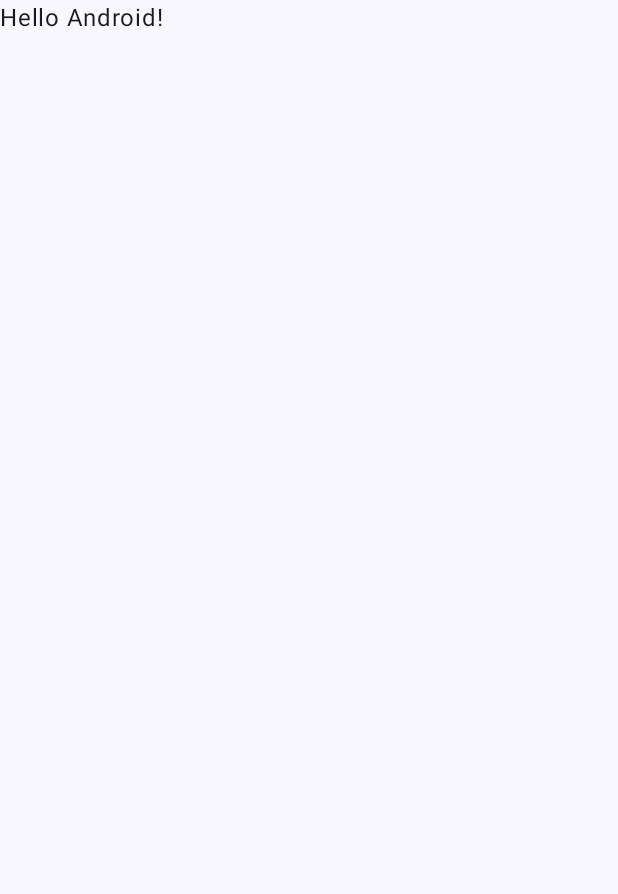
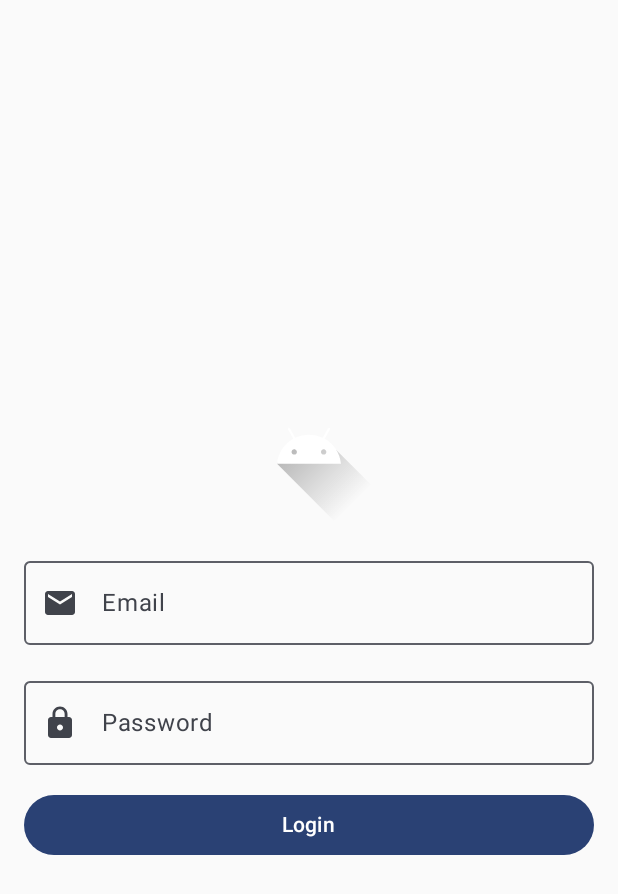
Before and after one commit to liar88828/tutor-android-jetpack-compose, an Android app built with Jetpack Compose: the screen it shows after launch (MainActivity), on a phone screen of 412 x 824 dp. Before the commit the part shown is almost empty. Shown: the top 894 px of the screen. Run offline under Robolectric (Android 15) with nearby library versions, the phone set to English and light mode, and no system bars.

Commit message:
save navigation screen

```diff
--- a/app/build.gradle.kts
+++ b/app/build.gradle.kts
@@ -68,4 +68,10 @@ dependencies {
     debugImplementation(libs.androidx.ui.test.manifest)
 //    coil
     implementation("io.coil-kt:coil-compose:2.6.0")
+
+    dependencies {
+        val nav_version = "2.7.7"
+
+        implementation("androidx.navigation:navigation-compose:$nav_version")
+    }
 }
--- a/app/src/main/java/com/example/myapplication/MainActivity.kt
+++ b/app/src/main/java/com/example/myapplication/MainActivity.kt
@@ -41,6 +41,11 @@ import androidx.compose.ui.res.painterResource
 import androidx.compose.ui.text.font.FontWeight
 import androidx.compose.ui.tooling.preview.Preview
 import androidx.compose.ui.unit.dp
+import androidx.navigation.compose.NavHost
+import androidx.navigation.compose.composable
+import androidx.navigation.compose.rememberNavController
+import com.example.myapplication.home.HomeScreen
+import com.example.myapplication.login.LoginScreen
 import com.example.myapplication.ui.theme.MyApplicationTheme
 
 class MainActivity : ComponentActivity() {
@@ -49,12 +54,25 @@ class MainActivity : ComponentActivity() {
         enableEdgeToEdge()
         setContent {
             MyApplicationTheme {
-                Scaffold(modifier = Modifier.fillMaxSize()) { innerPadding ->
-                    Greeting(
-                        name = "Android",
-                        modifier = Modifier.padding(innerPadding)
-                    )
+                val navController = rememberNavController()
+                NavHost(navController = navController, startDestination = "login") {
+                    composable("login") {
+                        LoginScreen(navController = navController)
                     }
+                    composable("home") {
+                        HomeScreen(navController = navController)
+                    }
+
+                }
+
+//                Scaffold(modifier = Modifier.fillMaxSize(),
+//                    topBar = {
+//                        Text(text = "Hello")
+//                    }) { innerPadding ->
+//                    Greeting(
+//                        name = "Android", modifier = Modifier.padding(innerPadding)
+//                    )
+//                }
             }
         }
     }
@@ -64,26 +82,21 @@ class MainActivity : ComponentActivity() {
 @OptIn(ExperimentalMaterial3Api::class)
 @Composable
 fun ScaffoldSample() {
-    Scaffold(
-        topBar = {
+    Scaffold(topBar = {
         TopAppBar(title = {
             Text(text = "My Scaffold")
         })
-        },
-        floatingActionButton = {
+    }, floatingActionButton = {
         FloatingActionButton(onClick = {}) {
             Icon(
-                    imageVector = Icons.Default.Add,
-                    contentDescription = null
+                imageVector = Icons.Default.Add, contentDescription = null
             )
         }
-        }
-    ) {
+    }) {
         Box(
             modifier = Modifier
                 .padding(it)
-                .fillMaxSize(),
-            contentAlignment = Alignment.Center
+                .fillMaxSize(), contentAlignment = Alignment.Center
         ) {
             Text(text = "Hello Compose Scaffold ")
         }
@@ -104,8 +117,7 @@ fun ScaffoldSamplePrev() {
 @Composable
 private fun SlotBaseLayouts() {
     Button(
-        onClick = {},
-        contentPadding = PaddingValues(horizontal = 20.dp, vertical = 12.dp)
+        onClick = {}, contentPadding = PaddingValues(horizontal = 20.dp, vertical = 12.dp)
     ) {
         Icon(
             imageVector = Icons.Default.Favorite,
@@ -143,8 +155,7 @@ fun UserChat(name: String, msg: String) {
                 .padding(4.dp)
                 .size(60.dp)
                 .border(
-                    2.dp, Color.Blue,
-                    CircleShape
+                    2.dp, Color.Blue, CircleShape
                 )
                 .clip(CircleShape)
 
@@ -184,7 +195,8 @@ fun UserProfile() {
             modifier = Modifier.size(32.dp)
         )
         Icon(
-            imageVector = Icons.Default.Check, contentDescription = null,
+            imageVector = Icons.Default.Check,
+            contentDescription = null,
             Modifier
                 .size(8.dp)
                 .align(Alignment.Bottom)
@@ -210,8 +222,7 @@ fun UserProfilePreview() {
 @Composable
 fun Greeting(name: String, modifier: Modifier = Modifier) {
     Text(
-        text = "Hello $name!",
-        modifier = modifier
+        text = "Hello $name!", modifier = modifier
     )
 }
 
--- /dev/null
+++ b/app/src/main/java/com/example/myapplication/login/LoginScreen.kt
@@ -0,0 +1,163 @@
+package com.example.myapplication.login
+
+import androidx.compose.foundation.Image
+import androidx.compose.foundation.layout.Arrangement
+import androidx.compose.foundation.layout.Column
+import androidx.compose.foundation.layout.Spacer
+import androidx.compose.foundation.layout.fillMaxSize
+import androidx.compose.foundation.layout.fillMaxWidth
+import androidx.compose.foundation.layout.height
+import androidx.compose.foundation.layout.padding
+import androidx.compose.foundation.layout.size
+import androidx.compose.foundation.shape.CircleShape
+import androidx.compose.foundation.text.KeyboardActions
+import androidx.compose.foundation.text.KeyboardOptions
+import androidx.compose.material.icons.Icons
+import androidx.compose.material.icons.filled.Email
+import androidx.compose.material.icons.filled.Lock
+import androidx.compose.material3.AlertDialog
+import androidx.compose.material3.Button
+import androidx.compose.material3.Icon
+import androidx.compose.material3.OutlinedTextField
+import androidx.compose.material3.Text
+import androidx.compose.runtime.Composable
+import androidx.compose.ui.Alignment
+import androidx.compose.ui.Modifier
+import androidx.compose.ui.draw.clip
+import androidx.compose.ui.focus.onFocusChanged
+import androidx.compose.ui.res.painterResource
+import androidx.compose.ui.text.input.ImeAction
+import androidx.compose.ui.text.input.PasswordVisualTransformation
+import androidx.compose.ui.tooling.preview.Preview
+import androidx.compose.ui.unit.dp
+import androidx.navigation.NavController
+import androidx.navigation.compose.rememberNavController
+import com.example.myapplication.R
+import com.example.myapplication.state.LoginState
+import com.example.myapplication.state.loginStateRemember
+import com.example.myapplication.ui.theme.MyApplicationTheme
+
+@Composable
+fun LoginScreen(
+    navController: NavController,
+    modifier: Modifier = Modifier,
+    state: LoginState = loginStateRemember(initInput = "", initAlert = false),
+) {
+    Column(
+        modifier = modifier
+            .fillMaxSize()
+            .padding(16.dp),
+        horizontalAlignment = Alignment.CenterHorizontally,
+        verticalArrangement = Arrangement.Center
+    ) {
+//        Logo
+        Image(
+            painter = painterResource(id = R.drawable.ic_launcher_foreground),
+            contentDescription = null,
+            modifier = modifier
+                .size(100.dp)
+                .clip(CircleShape)
+        )
+
+        Spacer(modifier = modifier.height(16.dp))
+        //Email
+        OutlinedTextField(
+            value = state.email, onValueChange = { state.email = it },
+            label = { Text(text = "Email") },
+            leadingIcon = {
+                Icon(imageVector = Icons.Default.Email, contentDescription = "Email")
+            },
+            modifier = modifier
+                .fillMaxWidth()
+                .onFocusChanged { focusState ->
+                    {
+
+                    }
+                },
+        )
+        Spacer(modifier = modifier.height(16.dp))
+
+        //Password
+        OutlinedTextField(
+            value = state.password, onValueChange = { state.password = it },
+            label = { Text(text = "Password") },
+            leadingIcon = {
+                Icon(imageVector = Icons.Default.Lock, contentDescription = "Password")
+            },
+            keyboardOptions = KeyboardOptions.Default.copy(
+                imeAction = ImeAction.Done
+            ),
+            keyboardActions = KeyboardActions(
+                onDone = {
+
+                }
+            ),
+            visualTransformation = PasswordVisualTransformation(),
+            modifier = modifier
+                .fillMaxWidth()
+                .onFocusChanged { focusState ->
+                    {
+
+                    }
+                },
+        )
+
+        Spacer(modifier = modifier.height(16.dp))
+
+//        Login
+        Button(
+            modifier = modifier.fillMaxWidth(),
+            onClick = {
+                if (state.email == "" || state.password == "") {
+                    state.showDialog = true
+                } else {
+                    navController.navigate("home")
+                }
+            },
+        ) {
+            Text(text = "Login")
+        }
+
+//        Dialog
+        if (state.showDialog) {
+            AlertDialog(onDismissRequest = {
+                // Dismiss the dialog
+                state.showDialog = false
+            },
+
+                title = {
+                    Text(text = "User Information")
+                },
+                text = {
+                    Column {
+                        Text(text = "Email ${state.email}")
+                        Text(text = "Password ${state.password}")
+                    }
+                },
+                confirmButton = {
+                    Button(onClick = {
+//                        Dismiss the dialog
+                        state.showDialog = false
+
+
+                    }) {
+                        Text(text = "OK")
+                    }
+
+
+                })
+        }
+
+    }
+
+}
+
+
+@Preview(showBackground = true)
+@Composable
+private fun LoginScreenPreview() {
+    val navController = rememberNavController()
+    MyApplicationTheme {
+        LoginScreen(navController)
+    }
+}
--- /dev/null
+++ b/app/src/main/java/com/example/myapplication/state/LoginState.kt
@@ -0,0 +1,23 @@
+package com.example.myapplication.state
+
+import androidx.compose.runtime.Composable
+import androidx.compose.runtime.getValue
+import androidx.compose.runtime.mutableStateOf
+import androidx.compose.runtime.remember
+import androidx.compose.runtime.setValue
+import androidx.compose.ui.Modifier
+
+class LoginState
+    (initInput: String, initAlert: Boolean) {
+    var email by mutableStateOf(initInput)
+    var password by mutableStateOf(initInput)
+    var showDialog by mutableStateOf(initAlert)
+
+}
+
+@Composable
+fun loginStateRemember(
+    modifier: Modifier = Modifier, initInput: String, initAlert: Boolean
+): LoginState = remember {
+    LoginState(initInput, initAlert)
+}
```
Also changed, not shown: app/src/main/java/com/example/myapplication/home/HomeScreen.kt (added, +14 -0 lines). Lines whose indentation alone changed are shown as unchanged.
